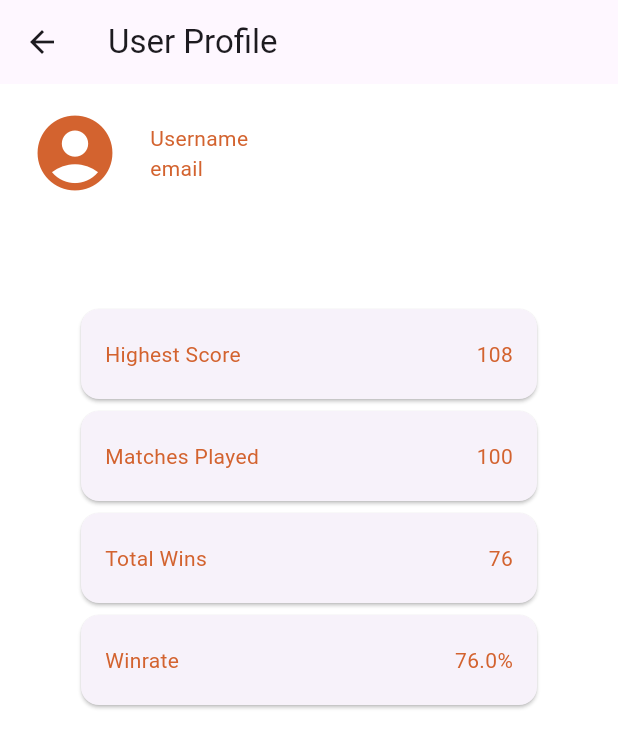
After one commit to rnavyaprabha/Bowling-League-Scoring-Mobile, a Flutter app: the Profile screen opened directly, on a phone screen of 412 x 824 dp. The commit adds this screen. Shown: the top 748 px of the screen. Run offline on Flutter 3.47's test engine with Material 3 defaults, Android fonts, the phone set to English and light mode, and no system bars; our stand-ins replace flutter_svg.

Commit message:
profile screen

```diff
--- /dev/null
+++ b/bowling_application/lib/Screens/Profile/components/card.dart
@@ -0,0 +1,32 @@
+import 'package:bowling_application/constants.dart';
+import 'package:flutter/material.dart';
+
+class Cardlike extends StatelessWidget {
+  const Cardlike({super.key, required this.text, required this.value});
+  final String text;
+  final String value;
+  @override
+  Widget build(BuildContext context) {
+    return Card(
+      child: Padding(
+        padding: const EdgeInsets.symmetric(
+          vertical: 20,
+          horizontal: 16,
+        ),
+        child: Row(
+          mainAxisAlignment: MainAxisAlignment.spaceBetween,
+          children: [
+            Text(
+              text,
+              style: TextStyle(color: kPrimaryColor),
+            ),
+            Text(
+              value,
+              style: TextStyle(color: kPrimaryColor),
+            )
+          ],
+        ),
+      ),
+    );
+  }
+}
--- /dev/null
+++ b/bowling_application/lib/Screens/Profile/profile.dart
@@ -0,0 +1,75 @@
+import 'package:bowling_application/Screens/Profile/components/card.dart';
+import 'package:bowling_application/constants.dart';
+import 'package:flutter/material.dart';
+
+class Profile extends StatelessWidget {
+  const Profile({super.key});
+  @override
+  Widget build(BuildContext context) {
+    int highestScore = 108;
+    int matchesPlayed = 100;
+    int totalWins = 76;
+    double winrate = (totalWins / matchesPlayed) * 100;
+
+    return Scaffold(
+      appBar: AppBar(
+        leading: IconButton(onPressed: () {}, icon: Icon(Icons.arrow_back)),
+        title: const Text('User Profile'),
+      ),
+      body: Container(
+        padding: EdgeInsets.symmetric(vertical: 16, horizontal: 20),
+        child: Column(
+          children: [
+            Row(
+              children: [
+                Icon(
+                  Icons.account_circle_rounded,
+                  size: 60,
+                  color: kPrimaryColor,
+                ),
+                const SizedBox(width: 20),
+                Column(
+                  crossAxisAlignment: CrossAxisAlignment.start,
+                  children: [
+                    Text(
+                      'Username',
+                      style: TextStyle(
+                        color: kPrimaryColor,
+                      ),
+                    ),
+                    Text(
+                      'email',
+                      style: TextStyle(
+                        color: kPrimaryColor,
+                      ),
+                    )
+                  ],
+                )
+              ],
+            ),
+            SizedBox(
+              width: double.infinity,
+              child: Container(
+                margin:
+                    const EdgeInsets.symmetric(vertical: 70, horizontal: 30),
+                child: Column(
+                  mainAxisAlignment: MainAxisAlignment.center,
+                  crossAxisAlignment: CrossAxisAlignment.stretch,
+                  children: [
+                    Cardlike(
+                        text: 'Highest Score', value: highestScore.toString()),
+                    Cardlike(
+                        text: 'Matches Played',
+                        value: matchesPlayed.toString()),
+                    Cardlike(text: 'Total Wins', value: totalWins.toString()),
+                    Cardlike(text: 'Winrate', value: '$winrate%'),
+                  ],
+                ),
+              ),
+            )
+          ],
+        ),
+      ),
+    );
+  }
+}
--- a/bowling_application/lib/main.dart
+++ b/bowling_application/lib/main.dart
@@ -1,7 +1,6 @@
 import 'package:bowling_application/Screens/Welcome/welcome_screen.dart';
 import 'package:bowling_application/constants.dart';
 import 'package:flutter/material.dart';
-
 
 void main() => runApp(const MyApp());
 
```
